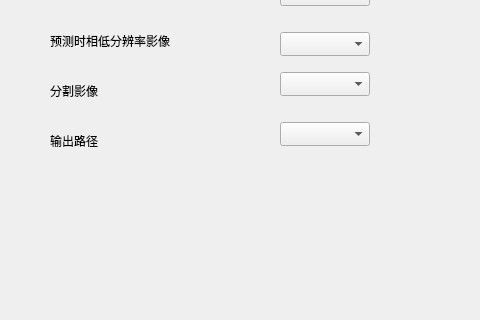
Old version of the form ui/fusionWindow.ui in the repository CaoZhenkun/pyqgis; both pictures show x 0 to 480 and y 178 to 498 of the 655 by 498 pixel window.
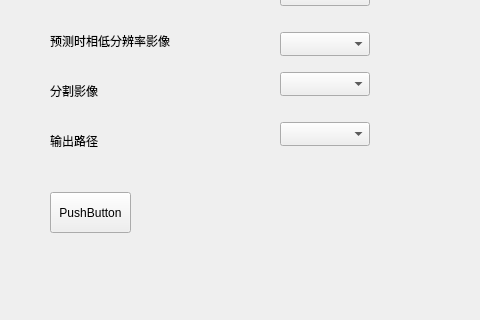
New version of the form.

The edit to the form file:
```diff
--- a/ui/fusionWindow.ui
+++ b/ui/fusionWindow.ui
@@ -128,6 +128,19 @@
     </rect>
    </property>
   </widget>
+  <widget class="QPushButton" name="pushButton">
+   <property name="geometry">
+    <rect>
+     <x>50</x>
+     <y>370</y>
+     <width>81</width>
+     <height>41</height>
+    </rect>
+   </property>
+   <property name="text">
+    <string>PushButton</string>
+   </property>
+  </widget>
  </widget>
  <resources/>
  <connections/>
```
